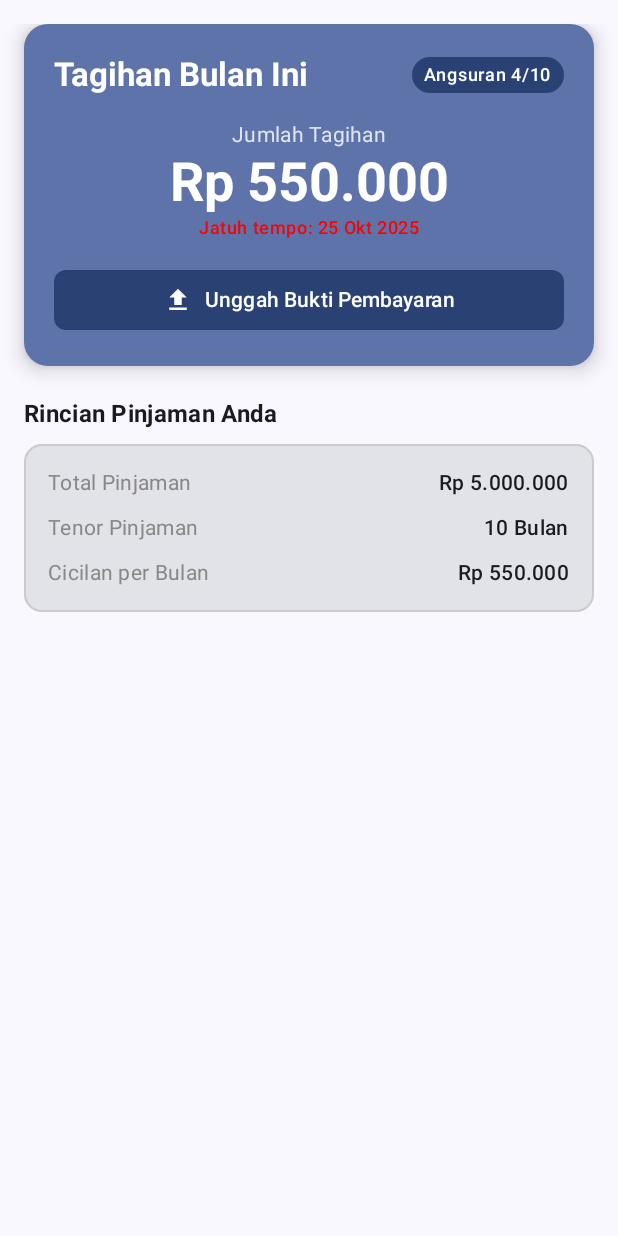
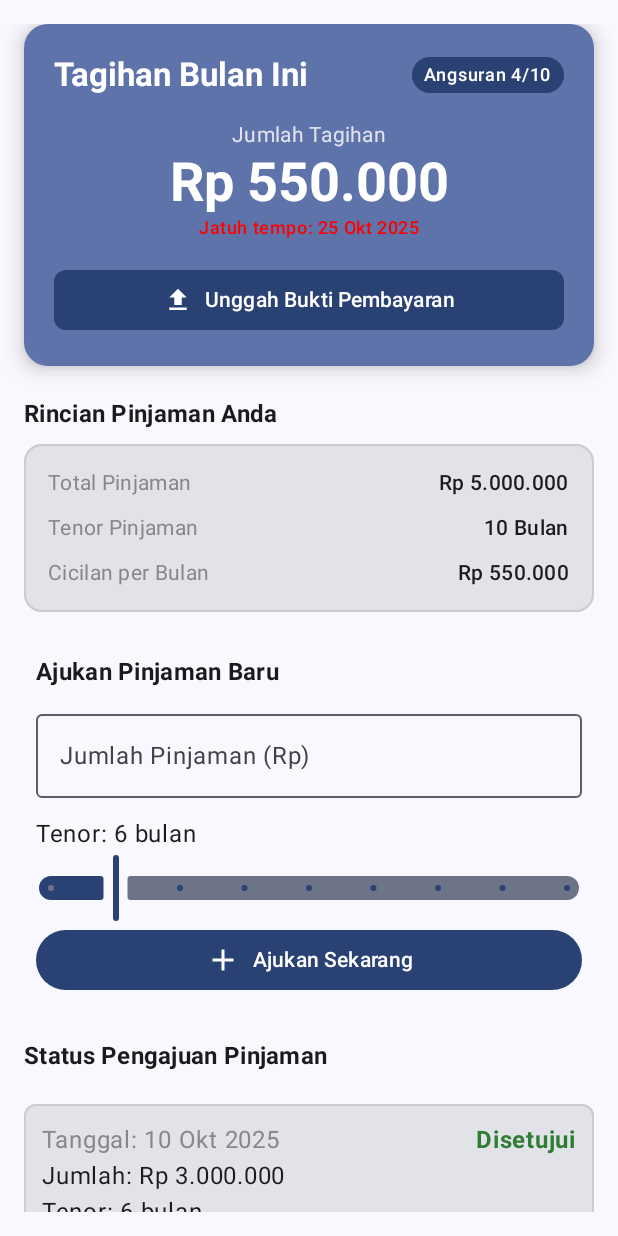
Before and after one commit to hhoow0093/Koperasi-Simpan-Pinjam, an Android app built with Jetpack Compose: the composable PinjamanPage shown on its own in the app's theme, on a phone screen of 412 x 824 dp. Run offline under Robolectric (Android 15) with nearby library versions, the phone set to English and light mode, and no system bars.

Commit message:
2. Dapat melihat profil dan status keanggotaan koperasi. 3. Dapat melihat saldo simpanan pokok, wajib, dan sukarela. 4. Dapat mengajukan pinjaman baru dengan jumlah dan tenor tertentu. 5. Dapat melihat status pengajuan pinjaman (disetujui / ditolak / proses).

```diff
--- a/app/src/main/java/eu/tutorials/koperasi_simpan_pinjam/API/RetrofitClient.kt
+++ b/app/src/main/java/eu/tutorials/koperasi_simpan_pinjam/API/RetrofitClient.kt
@@ -4,7 +4,7 @@ import retrofit2.Retrofit
 import retrofit2.converter.gson.GsonConverterFactory
 
 object RetrofitClient {
-    private const val BASE_URL = "http://192.168.0.108:3000"
+    private const val BASE_URL = "http://192.168.0.16:3000/"
 
     val instance: ApiService by lazy {
         val retrofit = Retrofit.Builder()
--- a/app/src/main/java/eu/tutorials/koperasi_simpan_pinjam/pages/DashBoard.kt
+++ b/app/src/main/java/eu/tutorials/koperasi_simpan_pinjam/pages/DashBoard.kt
@@ -5,22 +5,79 @@ import android.net.Uri
 import android.provider.OpenableColumns
 import androidx.activity.compose.rememberLauncherForActivityResult
 import androidx.activity.result.contract.ActivityResultContracts
-import androidx.collection.objectListOf
 import androidx.compose.animation.AnimatedVisibility
-import androidx.compose.foundation.layout.Box
-import androidx.compose.foundation.layout.PaddingValues
+import androidx.compose.foundation.BorderStroke
+import androidx.compose.foundation.background
+import androidx.compose.foundation.border
+import androidx.compose.foundation.layout.Arrangement
+import androidx.compose.foundation.layout.Column
+import androidx.compose.foundation.layout.Row
+import androidx.compose.foundation.layout.Spacer
 import androidx.compose.foundation.layout.fillMaxSize
+import androidx.compose.foundation.layout.fillMaxWidth
+import androidx.compose.foundation.layout.height
 import androidx.compose.foundation.layout.padding
+import androidx.compose.foundation.layout.size
+import androidx.compose.foundation.layout.width
+import androidx.compose.foundation.lazy.LazyColumn
+import androidx.compose.foundation.lazy.items
+import androidx.compose.foundation.shape.CircleShape
+import androidx.compose.foundation.shape.RoundedCornerShape
 import androidx.compose.material.icons.Icons
-import androidx.compose.material.icons.filled.*
-import androidx.compose.material3.*
-import androidx.compose.runtime.*
+import androidx.compose.material.icons.filled.AccountBalanceWallet
+import androidx.compose.material.icons.filled.Add
+import androidx.compose.material.icons.filled.AddCard
+import androidx.compose.material.icons.filled.ArrowDownward
+import androidx.compose.material.icons.filled.ArrowUpward
+import androidx.compose.material.icons.filled.Close
+import androidx.compose.material.icons.filled.CreditCard
+import androidx.compose.material.icons.filled.History
+import androidx.compose.material.icons.filled.Home
+import androidx.compose.material.icons.filled.Menu
+import androidx.compose.material.icons.filled.Payment
+import androidx.compose.material.icons.filled.Person
+import androidx.compose.material.icons.filled.Send
+import androidx.compose.material.icons.filled.Upload
+import androidx.compose.material3.Button
+import androidx.compose.material3.Card
+import androidx.compose.material3.CardDefaults
+import androidx.compose.material3.Divider
+import androidx.compose.material3.DrawerValue
+import androidx.compose.material3.ExperimentalMaterial3Api
+import androidx.compose.material3.Icon
+import androidx.compose.material3.IconButton
+import androidx.compose.material3.LinearProgressIndicator
+import androidx.compose.material3.MaterialTheme
+import androidx.compose.material3.NavigationBar
+import androidx.compose.material3.NavigationBarItem
+import androidx.compose.material3.OutlinedButton
+import androidx.compose.material3.OutlinedTextField
+import androidx.compose.material3.ProgressIndicatorDefaults
+import androidx.compose.material3.Scaffold
+import androidx.compose.material3.Slider
+import androidx.compose.material3.Text
+import androidx.compose.material3.TopAppBar
+import androidx.compose.material3.rememberDrawerState
+import androidx.compose.runtime.Composable
+import androidx.compose.runtime.LaunchedEffect
 import androidx.compose.runtime.getValue
+import androidx.compose.runtime.mutableStateListOf
+import androidx.compose.runtime.mutableStateOf
+import androidx.compose.runtime.remember
+import androidx.compose.runtime.rememberCoroutineScope
 import androidx.compose.runtime.setValue
+import androidx.compose.ui.Alignment
 import androidx.compose.ui.Modifier
+import androidx.compose.ui.draw.clip
+import androidx.compose.ui.graphics.Color
 import androidx.compose.ui.graphics.vector.ImageVector
+import androidx.compose.ui.platform.LocalContext
+import androidx.compose.ui.text.font.FontWeight
+import androidx.compose.ui.text.style.TextOverflow
 import androidx.compose.ui.tooling.preview.Devices
 import androidx.compose.ui.tooling.preview.Preview
+import androidx.compose.ui.unit.dp
+import androidx.compose.ui.unit.sp
 import androidx.navigation.NavDestination.Companion.hierarchy
 import androidx.navigation.NavGraph.Companion.findStartDestination
 import androidx.navigation.NavHostController
@@ -30,24 +87,6 @@ import androidx.navigation.compose.currentBackStackEntryAsState
 import androidx.navigation.compose.rememberNavController
 import eu.tutorials.koperasi_simpan_pinjam.ui.theme.KoperasiSimpanPinjamTheme
 import kotlinx.coroutines.launch
-import androidx.compose.foundation.BorderStroke
-import androidx.compose.foundation.background
-import androidx.compose.foundation.border
-import androidx.compose.foundation.layout.*
-import androidx.compose.foundation.layout.Arrangement
-import androidx.compose.foundation.lazy.LazyColumn
-import androidx.compose.foundation.lazy.items
-import androidx.compose.foundation.shape.CircleShape
-import androidx.compose.foundation.shape.RoundedCornerShape
-import androidx.compose.material3.LinearProgressIndicator
-import androidx.compose.ui.Alignment
-import androidx.compose.ui.draw.clip
-import androidx.compose.ui.graphics.Color
-import androidx.compose.ui.platform.LocalContext
-import androidx.compose.ui.text.font.FontWeight
-import androidx.compose.ui.text.style.TextOverflow
-import androidx.compose.ui.unit.dp
-import androidx.compose.ui.unit.sp
 
 // Data class untuk item di drawer
 data class DrawerItem(val title: String, val icon: @Composable () -> Unit, val route: String)
@@ -81,10 +120,34 @@ fun HomePage() {
         }
 
         item {
-            Text(
-                text = "Bagian Theo disini",
-                style = MaterialTheme.typography.bodyLarge
-            )
+            // Bagian untuk menampilkan saldo simpanan nasabah (fitur tambahan)
+            Column(
+                modifier = Modifier
+                    .fillMaxWidth()
+                    .padding(8.dp)
+            ) {
+                Text(
+                    text = "Saldo Simpanan",
+                    style = MaterialTheme.typography.titleMedium,
+                    fontWeight = FontWeight.Bold,
+                    modifier = Modifier.padding(bottom = 8.dp)
+                )
+                Card(
+                    modifier = Modifier.fillMaxWidth(),
+                    colors = CardDefaults.cardColors(containerColor = Color(0xFFF6F6F6))
+                ) {
+                    Column(modifier = Modifier.padding(16.dp)) {
+                        Text("Simpanan Pokok: Rp 1.000.000")
+                        Text("Simpanan Wajib: Rp 500.000")
+                        Text("Simpanan Sukarela: Rp 750.000")
+                        Divider(modifier = Modifier.padding(vertical = 8.dp))
+                        Text(
+                            "Total Saldo: Rp 2.250.000",
+                            fontWeight = FontWeight.Bold
+                        )
+                    }
+                }
+            }
         }
 
         item {
@@ -134,6 +197,11 @@ fun SimpananPage() {
         TransaksiSimpanan("S006", "05 Ags 2025", "Simpanan Wajib", 100000.0, TipeTransaksi.KREDIT)
     )
 
+    //saldo simpanan pokok, wajib, sukarela
+    val saldoPokok = 1000000.0
+    val saldoWajib = 300000.0
+    val saldoSukarela = 200000.0
+
     LazyColumn (
         modifier = Modifier
             .fillMaxSize()
@@ -146,10 +214,21 @@ fun SimpananPage() {
                 style = MaterialTheme.typography.bodyLarge
             )
         }
+
+        // kartu 3 jenis simpanan
+        item {
+            Column(verticalArrangement = Arrangement.spacedBy(8.dp)) {
+                CardSimpananDetail("Simpanan Pokok", saldoPokok)
+                CardSimpananDetail("Simpanan Wajib", saldoWajib)
+                CardSimpananDetail("Simpanan Sukarela", saldoSukarela)
+            }
+        }
+
         //bagian kartu saldo total
         item {
             KartuSaldoTotal(saldo = saldoSaatIni)
         }
+
         //bagian judul untuk daftar mutasi
         item {
             Text(
@@ -166,25 +245,36 @@ fun SimpananPage() {
     }
 }
 
-///HALAMAN PINJAMAN KONTEN NASABAH - Theo & John
+// Tambahan komponen baru untuk fitur 3
+@Composable
+fun CardSimpananDetail(jenis: String, saldo: Double) {
+    Card(
+        modifier = Modifier.fillMaxWidth(),
+        shape = RoundedCornerShape(12.dp),
+        border = BorderStroke(1.dp, Color.LightGray)
+    ) {
+        Row(
+            modifier = Modifier.padding(12.dp),
+            horizontalArrangement = Arrangement.SpaceBetween
+        ) {
+            Text(jenis, fontWeight = FontWeight.SemiBold)
+            Text("Rp ${saldo.toFormattedString()}", fontWeight = FontWeight.Bold)
+        }
+    }
+}
+
+////HALAMAN PINJAMAN KONTEN NASABAH - Theo & John
 @Composable
 fun PinjamanPage() {
-    //bagian theo disini
-    //untuk akses content resolver butuh context
     val context = LocalContext.current
-
-    //state untuk variable informasi file yang dipilih
     var namaFileDipilih by remember { mutableStateOf<String?>(null) }
     var uriDipilih by remember { mutableStateOf<Uri?>(null) }
 
-    //eksekusi utk dapatkan gambar, disediakan lapaknya
     val imagePickerLauncher = rememberLauncherForActivityResult(
         contract = ActivityResultContracts.GetContent()
     ) { uri: Uri? ->
         if (uri != null) {
-            // Simpan URI yang dipilih ke dalam state
             uriDipilih = uri
-            // Dapatkan nama file dari URI untuk ditampilkan di UI
             namaFileDipilih = getFileName(context, uri)
         }
     }
@@ -197,46 +287,160 @@ fun PinjamanPage() {
         angsuranKe = 4,
         totalAngsuran = 10
     )
+
     val detailPinjaman = RincianPinjaman(
         totalPinjaman = 5000000.0,
         tenor = 10,
         cicilanPerBulan = 550000.0
     )
-    LazyColumn (
+
+    //pengajuan pinjaman bar + status pinjaman
+    var jumlahPinjamanBaru by remember { mutableStateOf("") }
+    var tenorPinjaman by remember { mutableStateOf(6f) }
+    val daftarPengajuan = remember {
+        mutableStateListOf(
+            PengajuanPinjaman("PNJ001", "10 Okt 2025", 3000000.0, 6, "Disetujui"),
+            PengajuanPinjaman("PNJ002", "02 Okt 2025", 7000000.0, 12, "Proses"),
+            PengajuanPinjaman("PNJ003", "25 Sep 2025", 10000000.0, 24, "Ditolak")
+        )
+    }
+
+    LazyColumn(
         modifier = Modifier
             .fillMaxSize()
             .padding(16.dp),
         verticalArrangement = Arrangement.spacedBy(20.dp)
-    ){
-        //bagian kartu tagihan saat ini
-        item{
+    ) {
+        //kart tagihan
+        item {
             KartuTagihan(
                 tagihan = tagihanSaatIni,
-                namaFile = namaFileDipilih,//nama file dikirim ke composable card
-                onUnggahBuktiClick = {
-                    imagePickerLauncher.launch("image/*")
-                },
+                namaFile = namaFileDipilih,
+                onUnggahBuktiClick = { imagePickerLauncher.launch("image/*") },
                 onKirimBuktiClick = {
-                    // TODO: Panggil fungsi ViewModel/Repository untuk upload
                     uriDipilih?.let { uri ->
-                        // uploadFileKeServer(context, uri)
                         println("Mulai mengunggah file: ${getFileName(context, uri)}")
                     }
                 },
                 onBatalPilihFileClick = {
-                    // Reset state jika pengguna membatalkan
                     uriDipilih = null
                     namaFileDipilih = null
                 }
             )
         }
 
-        //bagian kartu detail keseluruhan pinjaman
-        item{
+        //rincian pinjaman
+        item {
             KartuDetailPinjaman(detail = detailPinjaman)
+        }
+
+        //pengajuan pinjaman baru
+        item {
+            Column(
+                modifier = Modifier
+                    .fillMaxWidth()
+                    .padding(8.dp)
+            ) {
+                Text(
+                    text = "Ajukan Pinjaman Baru",
+                    style = MaterialTheme.typography.titleMedium,
+                    fontWeight = FontWeight.Bold,
+                    modifier = Modifier.padding(bottom = 8.dp)
+                )
+
+                OutlinedTextField(
+                    value = jumlahPinjamanBaru,
+                    onValueChange = { jumlahPinjamanBaru = it },
+                    label = { Text("Jumlah Pinjaman (Rp)") },
+                    modifier = Modifier.fillMaxWidth()
+                )
+
+                Spacer(modifier = Modifier.height(12.dp))
+
+                Text("Tenor: ${tenorPinjaman.toInt()} bulan")
+
+                Slider(
+                    value = tenorPinjaman,
+                    onValueChange = { tenorPinjaman = it },
+                    valueRange = 3f..24f,
+                    steps = 7
+                )
+
+                Button(
+                    onClick = {
+                        if (jumlahPinjamanBaru.isNotEmpty()) {
+                            daftarPengajuan.add(
+                                PengajuanPinjaman(
+                                    id = "PNJ" + (daftarPengajuan.size + 1)
+                                        .toString().padStart(3, '0'),
+                                    tanggal = "13 Okt 2025",
+                                    jumlah = jumlahPinjamanBaru.toDouble(),
+                                    tenor = tenorPinjaman.toInt(),
+                                    status = "Proses"
+                                )
+                            )
+                            jumlahPinjamanBaru = ""
+                            tenorPinjaman = 6f
+                        }
+                    },
+                    modifier = Modifier.fillMaxWidth()
+                ) {
+                    Icon(Icons.Default.Add, contentDescription = null)
+                    Spacer(modifier = Modifier.width(8.dp))
+                    Text("Ajukan Sekarang")
+                }
+            }
+        }
+
+        //daftar status pinjaman
+        item {
+            Text(
+                text = "Status Pengajuan Pinjaman",
+                style = MaterialTheme.typography.titleMedium,
+                fontWeight = FontWeight.Bold
+            )
+        }
+
+        items(daftarPengajuan) { pengajuan ->
+            Card(
+                modifier = Modifier.fillMaxWidth(),
+                border = BorderStroke(1.dp, Color.LightGray),
+                shape = RoundedCornerShape(8.dp)
+            ) {
+                Row(
+                    modifier = Modifier
+                        .padding(12.dp)
+                        .fillMaxWidth(),
+                    horizontalArrangement = Arrangement.SpaceBetween
+                ) {
+                    Column {
+                        Text("Tanggal: ${pengajuan.tanggal}", color = Color.Gray)
+                        Text("Jumlah: Rp ${pengajuan.jumlah.toFormattedString()}")
+                        Text("Tenor: ${pengajuan.tenor} bulan")
+                    }
+                    Text(
+                        pengajuan.status,
+                        color = when (pengajuan.status) {
+                            "Disetujui" -> Color(0xFF2E7D32)
+                            "Ditolak" -> Color.Red
+                            else -> Color(0xFFFFA000)
+                        },
+                        fontWeight = FontWeight.Bold
+                    )
+                }
+            }
         }
     }
 }
+
+//data class tambahan pengajuan
+data class PengajuanPinjaman(
+    val id: String,
+    val tanggal: String,
+    val jumlah: Double,
+    val tenor: Int,
+    val status: String
+)
 
 ///HALAMAN HISTORI KONTEN NASABAH - John
 @Composable
@@ -281,10 +485,56 @@ fun HistoriPage() {
 ///HALAMAN PROFIL KONTEN NASABAH - Theo
 @Composable
 fun ProfilPage() {
-    Box(modifier = Modifier.fillMaxSize(), contentAlignment = Alignment.Center) {
-        Text(text = "Konten Halaman Profil")
+    //profil + status keanggotaan
+    val dataProfil = ProfilNasabah(
+        nama = "Theodorus Aditya",
+        idAnggota = "ANG-2025-001",
+        tanggalGabung = "15 Januari 2023",
+        statusKeanggotaan = "Aktif",
+        poin = 120
+    )
+
+    LazyColumn(
+        modifier = Modifier
+            .fillMaxSize()
+            .padding(16.dp),
+        verticalArrangement = Arrangement.spacedBy(12.dp)
+    ) {
+        item {
+            Text(
+                text = "Profil Anggota",
+                style = MaterialTheme.typography.titleLarge,
+                fontWeight = FontWeight.Bold
+            )
+        }
+
+        item {
+            Card(
+                modifier = Modifier.fillMaxWidth(),
+                shape = RoundedCornerShape(12.dp),
+                elevation = CardDefaults.cardElevation(6.dp)
+            ) {
+                Column(modifier = Modifier.padding(16.dp)) {
+                    InfoRow(label = "Nama Lengkap", value = dataProfil.nama)
+                    InfoRow(label = "ID Anggota", value = dataProfil.idAnggota)
+                    InfoRow(label = "Tanggal Bergabung", value = dataProfil.tanggalGabung)
+                    InfoRow(label = "Status", value = dataProfil.statusKeanggotaan)
+                    InfoRow(label = "Poin Keaktifan", value = "${dataProfil.poin}")
+                }
+            }
+        }
     }
 }
+
+// data class untuk fitur 2
+data class ProfilNasabah(
+    val nama: String,
+    val idAnggota: String,
+    val tanggalGabung: String,
+    val statusKeanggotaan: String,
+    val poin: Int
+)
+
 
 
 @OptIn(ExperimentalMaterial3Api::class)
--- a/app/src/main/res/xml/network_security_config.xml
+++ b/app/src/main/res/xml/network_security_config.xml
@@ -1,6 +1,6 @@
 <?xml version="1.0" encoding="utf-8"?>
 <network-security-config>
     <domain-config cleartextTrafficPermitted="true">
-        <domain includeSubdomains="true">192.168.0.108</domain>
+        <domain includeSubdomains="true">192.168.0.16</domain>
     </domain-config>
 </network-security-config>
```
